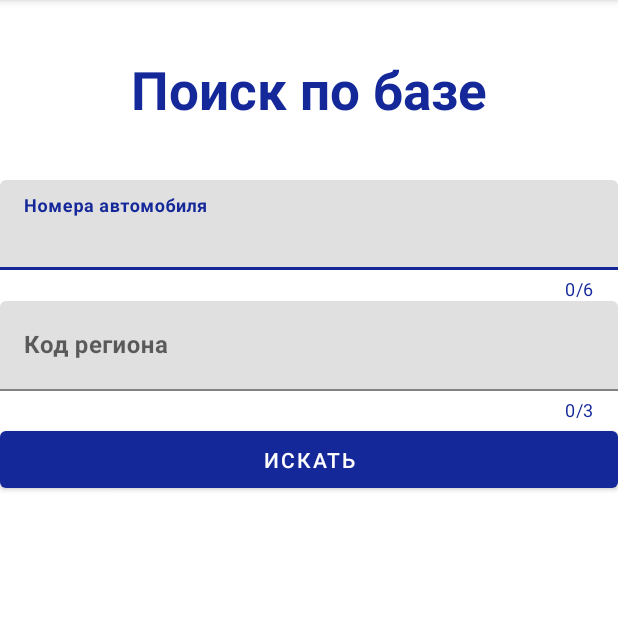
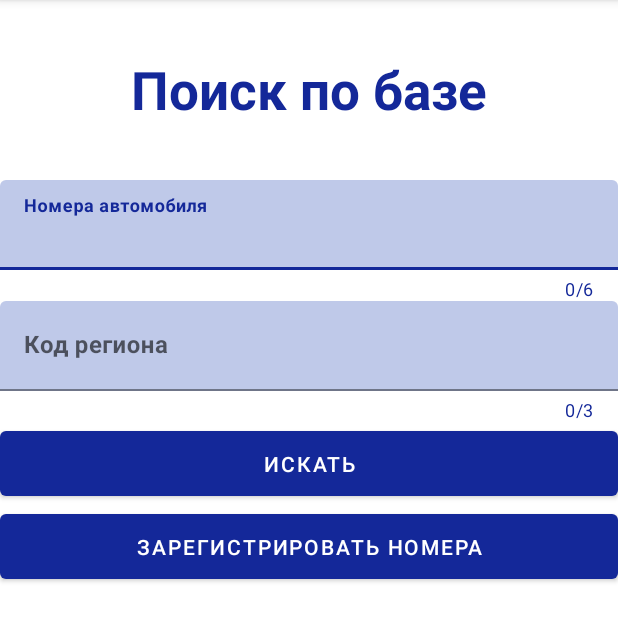
Before and after one commit to BelGray/CarNumbersDatabase, an Android app: the screen it shows after launch (MainActivity), on a phone screen of 412 x 824 dp, the part 84-725 px from its top. Run offline under Robolectric (Android 15) with nearby library versions, the phone set to English and light mode, and no system bars.

Commit message:
finish activity_main.xml developing

```diff
--- a/app/src/main/res/layout/activity_main.xml
+++ b/app/src/main/res/layout/activity_main.xml
@@ -34,6 +34,7 @@
         app:errorEnabled="true"
         android:layout_marginTop="0dp"
         android:orientation="vertical"
+        app:boxBackgroundColor="@color/light_blue_for_text_fields"
         app:boxStrokeColor="@color/blue"
         >
         <EditText
@@ -52,6 +53,7 @@
         app:counterTextColor="@color/blue"
         app:errorEnabled="true"
         android:layout_marginTop="0dp"
+        app:boxBackgroundColor="@color/light_blue_for_text_fields"
         android:orientation="vertical"
         app:boxStrokeColor="@color/blue"
         >
@@ -67,10 +69,13 @@
 
     <Button
         android:layout_width="match_parent"
-        android:layout_height="50dp"
-        android:layout_marginBottom="10dp"
+        android:layout_height="55dp"
         android:text="@string/search_button_text"
         android:textColor="@color/white" />
-
+    <Button
+        android:layout_width="match_parent"
+        android:layout_height="55dp"
+        android:text="@string/add_numbers_button_text"
+        android:textColor="@color/white" />
 
 </LinearLayout>
--- a/app/src/main/res/values/colors.xml
+++ b/app/src/main/res/values/colors.xml
@@ -8,4 +8,5 @@
     <color name="teal_700">#FF018786</color>
     <color name="black">#FF000000</color>
     <color name="white">#FFFFFFFF</color>
+    <color name="light_blue_for_text_fields">#bFC9E9</color>
 </resources>
--- a/app/src/main/res/values/strings.xml
+++ b/app/src/main/res/values/strings.xml
@@ -4,4 +4,5 @@
     <string name="search_numbers">Поиск по базе</string>
     <string name="region_code">Код региона</string>
     <string name="search_button_text">Искать</string>
+    <string name="add_numbers_button_text">Зарегистрировать номера</string>
 </resources>
```
